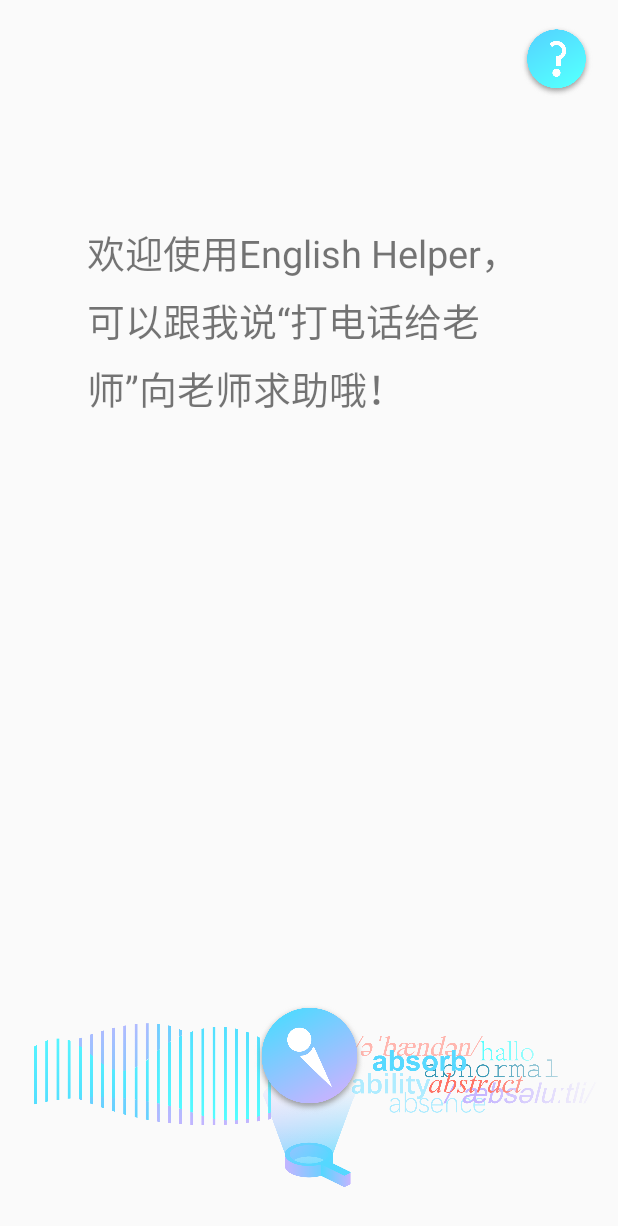
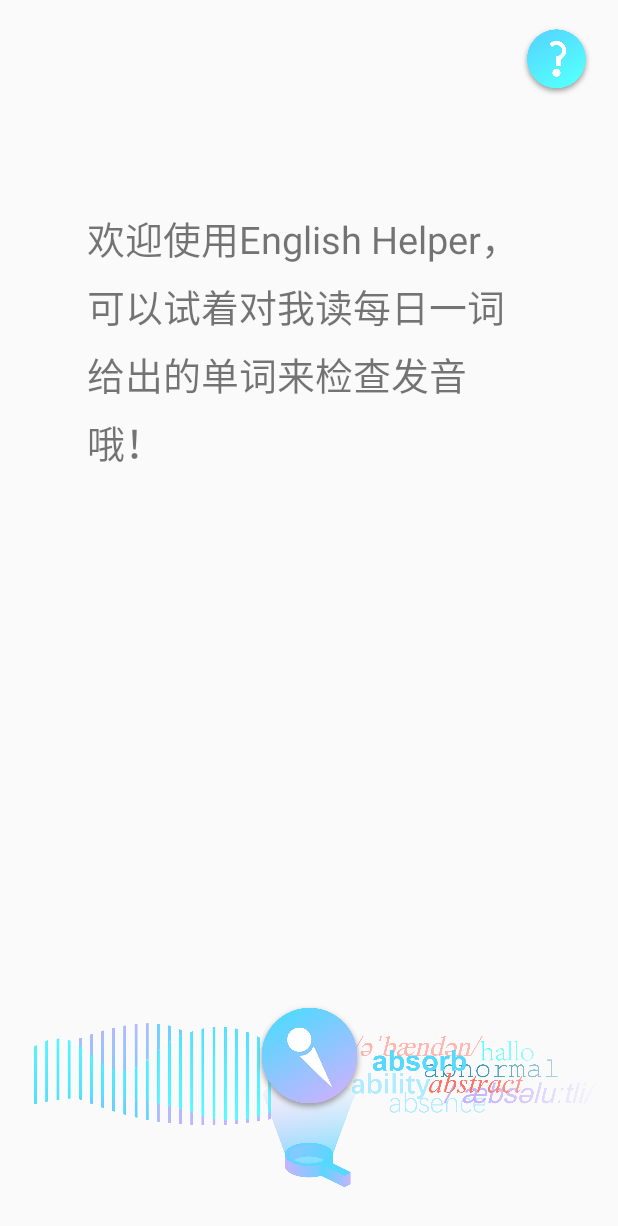
Before and after one commit to Song-Gq/English-helper, an Android app: the screen it shows after launch (MainActivity), on a phone screen of 412 x 824 dp. Shown: the top 1226 px of the screen. Run offline under Robolectric (Android 15) with nearby library versions, the phone set to English and light mode, and no system bars; libraries missing offline, so code that uses them is left out: com.baidu.aip, com.baidu.speech, com.baidu.tts, com.baidu.voicerecognition; 21 statements that could not run were skipped.

Commit message:
字符串微小改动
字符串微小改动。

```diff
--- a/app/src/main/res/values/strings.xml
+++ b/app/src/main/res/values/strings.xml
@@ -6,6 +6,8 @@
         <item>欢迎使用English Helper，说说看“我想查询+中文”来向我提问吧！</item>
         <item>欢迎使用English Helper，可以跟我说“打电话给老师”向老师求助哦！</item>
         <item>欢迎使用English Helper，说说看“每日一词”来学习一个新单词吧！</item>
+        <item>欢迎使用English Helper，可以试着对我读每日一词给出的单词来检查发音哦！</item>
+        <item>欢迎使用English Helper，把想查的单词拼给我听，试试“搜索O-R-A-N-G-E”！</item>
         <item>欢迎使用English Helper，今天你英语进步了吗？</item>
     </string-array>
     <string name="dialog_title">帮助和设置</string>
@@ -16,12 +18,13 @@
     <string name="speak_button_description">tap and speak</string>
     <string name="popup_message_positive">号码已保存</string>
     <string name="popup_message_negative">号码未更改</string>
-    <string name="setting_title">请在下方填写老师的电话号码哦</string>
+    <string name="setting_title">请在下方填写老师的电话号码哦：</string>
     <string name="help_1">可以试着对我说：</string>
     <string name="help_2">“我想知道苹果的英文是什么”</string>
     <string name="help_3">“请帮我打电话给老师求助”</string>
     <string name="help_4">“每日一词”</string>
     <string name="help_5">“搜一下O-R-A-N-G-E”</string>
+    <string name="help_6">···还可以试着对我读每日一词\n给出的单词哦</string>
     <string name="popup_message_copy">单词已复制到剪贴板</string>
     <string-array name="keywords_post">
         <item>的英语</item>
@@ -48,6 +51,7 @@
     </string-array>
     <string-array name="keywords_pre">
         <item>把</item>
+        <item>告诉我</item>
         <item>查询一下</item>
         <item>搜索一下</item>
         <item>查找一下</item>
```
Also changed, not shown: 1 other file.
